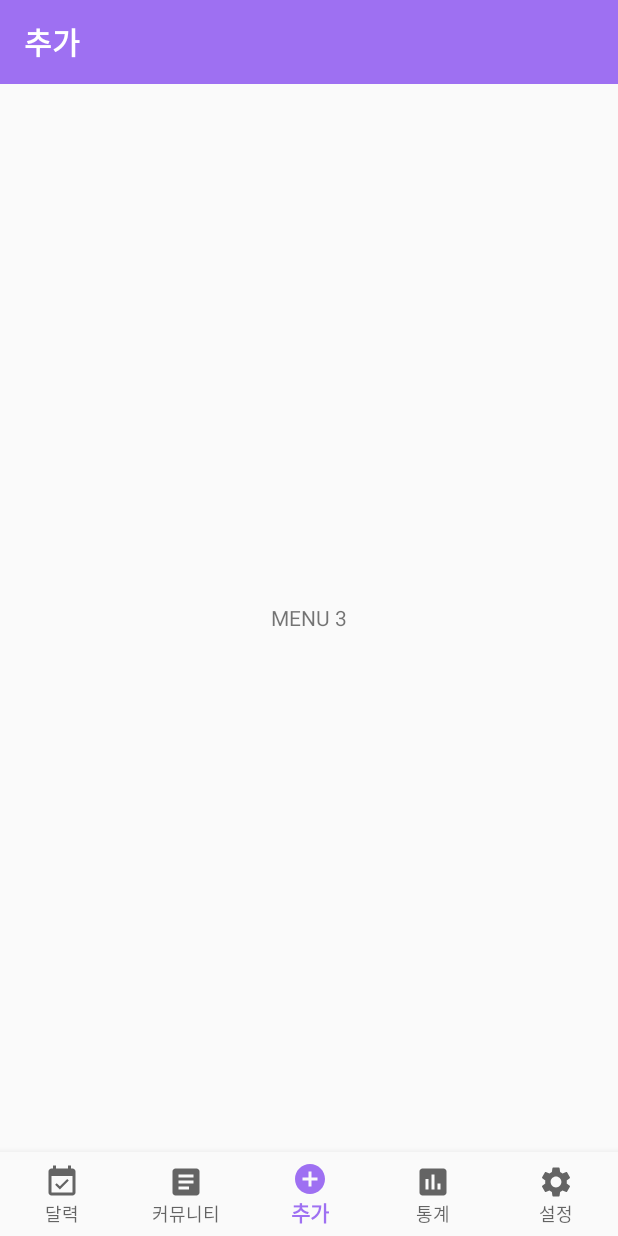
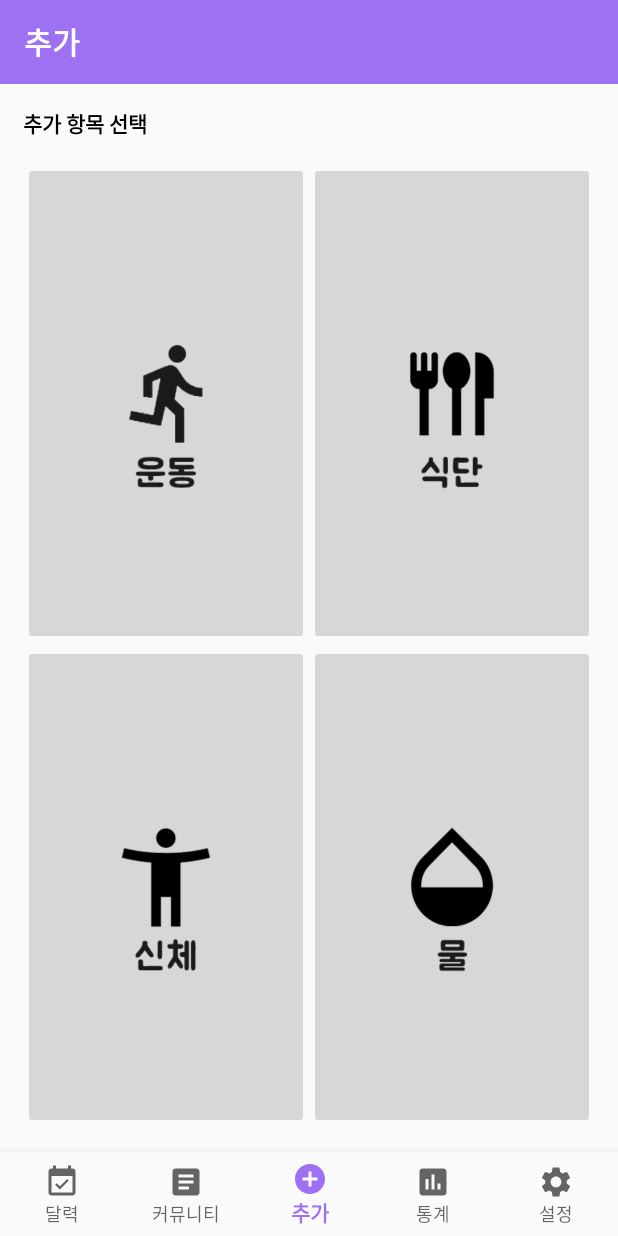
Before and after one commit to 971021hr/dandan_app_final, an Android app: the screen it shows after launch (MainActivity), item 3 of the bottom bar chosen, on a phone screen of 412 x 824 dp. Run offline under Robolectric (Android 15) with nearby library versions, the phone set to English and light mode, and no system bars; our stand-ins replace navigation-ui.

Commit message:
21.02.19 menu2,3 수정

```diff
--- a/app/src/main/res/layout/fragment_menu2.xml
+++ b/app/src/main/res/layout/fragment_menu2.xml
@@ -25,6 +25,16 @@
         </TextView>
     </android.support.v7.widget.Toolbar>
 
+    <LinearLayout
+        android:layout_width="match_parent"
+        android:layout_height="match_parent"
+        android:orientation="vertical">
+
+        <LinearLayout
+            android:layout_width="match_parent"
+            android:layout_height="0dp"
+            android:layout_weight="1"
+            android:orientation="vertical">
     <TextView
         android:layout_width="wrap_content"
         android:layout_height="wrap_content"
@@ -69,6 +79,14 @@
         </LinearLayout>
     </HorizontalScrollView>
 
+        </LinearLayout>
+
+        <LinearLayout
+            android:layout_width="match_parent"
+            android:layout_height="0dp"
+            android:layout_weight="1"
+            android:orientation="vertical">
+
     <TextView
         android:layout_width="wrap_content"
         android:layout_height="wrap_content"
@@ -111,4 +129,6 @@
         </LinearLayout>
     </HorizontalScrollView>
 
+        </LinearLayout>
+    </LinearLayout>
 </LinearLayout>
--- a/app/src/main/res/layout/fragment_menu3.xml
+++ b/app/src/main/res/layout/fragment_menu3.xml
@@ -21,14 +21,83 @@
             android:textSize="20dp"
             android:textStyle="bold"
             android:textColor="@color/white">
-
         </TextView>
     </android.support.v7.widget.Toolbar>
 
     <TextView
+        android:layout_width="wrap_content"
+        android:layout_height="wrap_content"
+        android:layout_margin="15dp"
+        android:text="추가 항목 선택"
+        android:textColor="#000000"
+        android:textStyle="bold" />
+
+    <LinearLayout
+        android:layout_marginLeft="15dp"
+        android:layout_marginBottom="15dp"
+        android:layout_marginRight="15dp"
         android:layout_width="match_parent"
-        android:layout_height="match_parent"
-        android:gravity="center"
-        android:text="MENU 3" />
+        android:layout_height="match_parent">
+        <LinearLayout
+            android:layout_width="match_parent"
+            android:layout_height="match_parent"
+            android:orientation="vertical">
+
+            <LinearLayout
+                android:layout_width="match_parent"
+                android:layout_height="0dp"
+                android:layout_weight="1"
+                android:orientation="horizontal">
+
+                <ImageButton
+                    android:layout_width="0dp"
+                    android:layout_height="match_parent"
+                    android:layout_weight="1"
+                    android:adjustViewBounds="true"
+                    android:onClick="btn_run1"
+                    android:scaleType="fitCenter"
+                    android:src="@drawable/btn_run"/>
+
+                <ImageButton
+                    android:layout_width="0dp"
+                    android:layout_height="match_parent"
+                    android:layout_weight="1"
+                    android:adjustViewBounds="true"
+                    android:onClick="btn_meal1"
+                    android:scaleType="fitCenter"
+                    android:src="@drawable/btn_meal"/>
+
+            </LinearLayout>
+
+            <LinearLayout
+                android:layout_width="match_parent"
+                android:layout_height="0dp"
+                android:layout_weight="1"
+                android:orientation="horizontal">
+
+                <ImageButton
+                    android:layout_width="0dp"
+                    android:layout_height="match_parent"
+                    android:layout_weight="1"
+                    android:adjustViewBounds="true"
+                    android:onClick="btn_body1"
+                    android:scaleType="fitCenter"
+                    android:src="@drawable/btn_body"/>
+
+                <ImageButton
+                    android:layout_width="0dp"
+                    android:layout_height="match_parent"
+                    android:layout_weight="1"
+                    android:adjustViewBounds="true"
+                    android:onClick="btn_water1"
+                    android:scaleType="fitCenter"
+                    android:src="@drawable/btn_water"/>
+
+            </LinearLayout>
+
+        </LinearLayout>
+    </LinearLayout>
+
+
 
 </LinearLayout>
--- /dev/null
+++ b/app/src/main/res/layout/menu1_detail.xml
@@ -0,0 +1,6 @@
+<?xml version="1.0" encoding="utf-8"?>
+<LinearLayout xmlns:android="http://schemas.android.com/apk/res/android"
+    android:orientation="vertical" android:layout_width="match_parent"
+    android:layout_height="match_parent">
+
+</LinearLayout>
```
